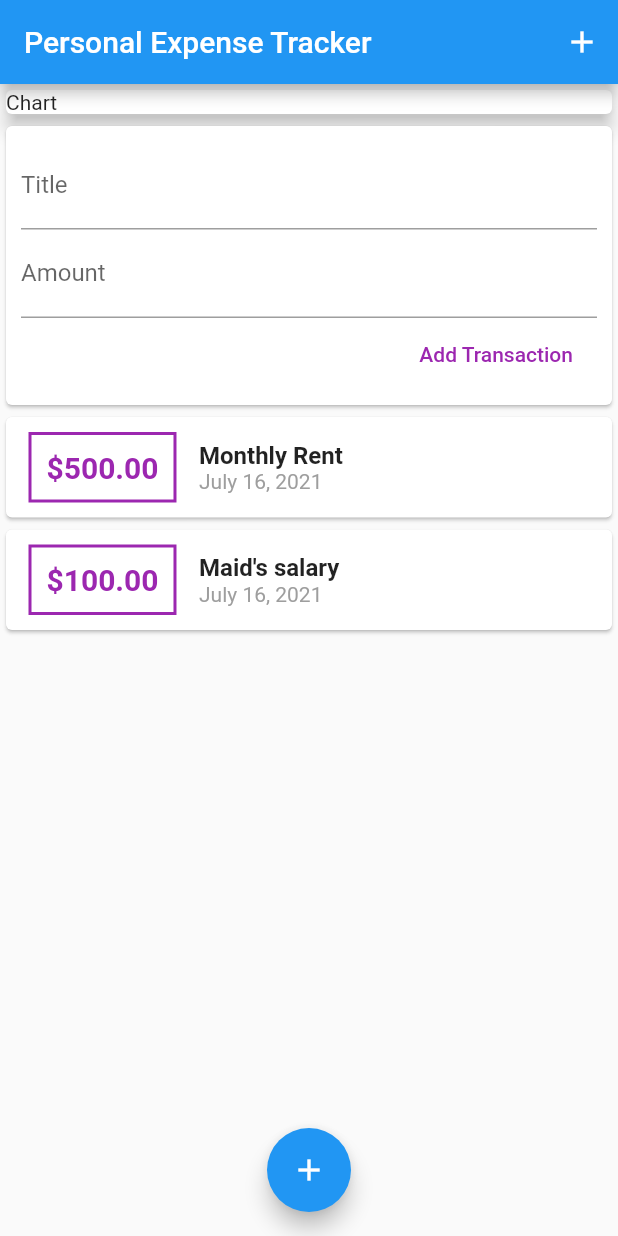
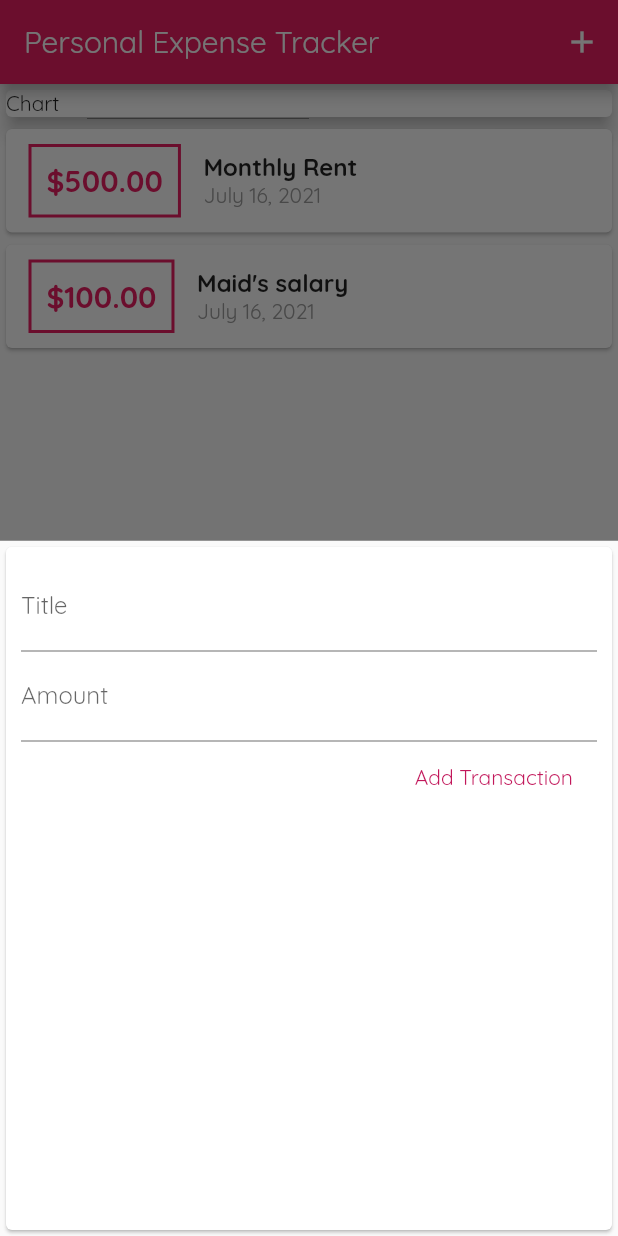
Before and after one commit to Kushalrock/Personal-Expenses-Tracker, a Flutter app: the screen it shows after launch, after a tap on the "add" icon, on a phone screen of 412 x 824 dp. Run offline on Flutter 3.47's test engine with Material 2 defaults, Android fonts, the phone set to English and light mode, and no system bars.

Commit message:
Added custom fonts and assets and made modal sheet

```diff
--- a/lib/main.dart
+++ b/lib/main.dart
@@ -1,6 +1,8 @@
 import 'package:flutter/material.dart';
 
-import './widgets/user_transactions.dart';
+import './widgets/transaction_list.dart';
+import './widgets/new_transaction.dart';
+import './models/transaction.dart';
 
 void main() {
   runApp(MyApp());
@@ -12,19 +14,62 @@ class MyApp extends StatelessWidget {
     return MaterialApp(
       title: "Personal Expenses Tracker",
       home: MyHomePage(),
+      theme: ThemeData(
+        primarySwatch: Colors.pink,
+        fontFamily: 'Quicksand',
+      ),
     );
   }
 }
 
-class MyHomePage extends StatelessWidget {
-  // This widget is the root of your application.
+class MyHomePage extends StatefulWidget {
+  @override
+  _MyHomePageState createState() => _MyHomePageState();
+}
+
+class _MyHomePageState extends State<MyHomePage> {
+  final List<Transaction> _userTransactions = [
+    Transaction(
+        id: 't1', name: 'Monthly Rent', amount: 500, date: DateTime.now()),
+    Transaction(
+        id: 't2', name: 'Maid\'s salary', amount: 100, date: DateTime.now()),
+  ];
+
+  void _addNewTransaction(String txTitle, double txAmount) {
+    final newTx = Transaction(
+        id: DateTime.now().toString(),
+        name: txTitle,
+        amount: txAmount,
+        date: DateTime.now());
+
+    setState(() {
+      _userTransactions.add(newTx);
+    });
+  }
+
+  void _startAddNewTransaction(BuildContext ctx) {
+    showModalBottomSheet(
+        context: ctx,
+        builder: (_) {
+          return GestureDetector(
+            child: NewTransaction(_addNewTransaction),
+            onTap: () {},
+            behavior: HitTestBehavior.opaque,
+          );
+        });
+  }
+
   @override
   Widget build(BuildContext context) {
     return Scaffold(
       appBar: AppBar(
         title: Text('Personal Expense Tracker'),
         actions: [
-          IconButton(onPressed: () {}, icon: Icon(Icons.add)),
+          IconButton(
+              onPressed: () {
+                _startAddNewTransaction(context);
+              },
+              icon: Icon(Icons.add)),
         ],
       ),
       body: SingleChildScrollView(
@@ -38,14 +83,16 @@ class MyHomePage extends StatelessWidget {
               ),
               width: double.infinity,
             ),
-            UserTransactions(),
+            TransactionList(_userTransactions),
           ],
         ),
       ),
       floatingActionButtonLocation: FloatingActionButtonLocation.centerFloat,
       floatingActionButton: FloatingActionButton(
         child: Icon(Icons.add),
-        onPressed: () {},
+        onPressed: () {
+          _startAddNewTransaction(context);
+        },
       ),
     );
   }
--- a/lib/widgets/new_transaction.dart
+++ b/lib/widgets/new_transaction.dart
@@ -1,11 +1,17 @@
 import 'package:flutter/material.dart';
 
-class NewTransaction extends StatelessWidget {
-  final titleController = TextEditingController();
-  final amountController = TextEditingController();
-
+class NewTransaction extends StatefulWidget {
   final Function addTx;
   NewTransaction(this.addTx);
+
+  @override
+  _NewTransactionState createState() => _NewTransactionState();
+}
+
+class _NewTransactionState extends State<NewTransaction> {
+  final titleController = TextEditingController();
+
+  final amountController = TextEditingController();
 
   void submitData() {
     final enteredTitle = titleController.text;
@@ -15,7 +21,8 @@ class NewTransaction extends StatelessWidget {
       return;
     }
 
-    addTx(titleController.text, double.parse(amountController.text));
+    widget.addTx(titleController.text, double.parse(amountController.text));
+    Navigator.of(context).pop();
   }
 
   @override
@@ -40,7 +47,7 @@ class NewTransaction extends StatelessWidget {
             FlatButton(
               onPressed: submitData,
               child: Text('Add Transaction'),
-              textColor: Colors.purple,
+              textColor: Theme.of(context).primaryColorDark,
             )
           ],
         ),
--- a/lib/widgets/transaction_list.dart
+++ b/lib/widgets/transaction_list.dart
@@ -27,12 +27,12 @@ class TransactionList extends StatelessWidget {
                     style: TextStyle(
                       fontWeight: FontWeight.bold,
                       fontSize: 20,
-                      color: Colors.purple,
+                      color: Theme.of(context).primaryColor,
                     ),
                   ),
                   decoration: BoxDecoration(
                     border: Border.all(
-                      color: Colors.purple,
+                      color: Theme.of(context).primaryColor,
                       width: 2,
                     ),
                   ),
--- a/lib/widgets/user_transactions.dart
+++ /dev/null
@@ -1,41 +0,0 @@
-import 'package:flutter/material.dart';
-
-import './transaction_list.dart';
-import './new_transaction.dart';
-import '../models/transaction.dart';
-
-class UserTransactions extends StatefulWidget {
-  @override
-  _UserTransactionsState createState() => _UserTransactionsState();
-}
-
-class _UserTransactionsState extends State<UserTransactions> {
-  final List<Transaction> _userTransactions = [
-    Transaction(
-        id: 't1', name: 'Monthly Rent', amount: 500, date: DateTime.now()),
-    Transaction(
-        id: 't2', name: 'Maid\'s salary', amount: 100, date: DateTime.now()),
-  ];
-
-  void addNewTransaction(String txTitle, double txAmount) {
-    final newTx = Transaction(
-        id: DateTime.now().toString(),
-        name: txTitle,
-        amount: txAmount,
-        date: DateTime.now());
-
-    setState(() {
-      _userTransactions.add(newTx);
-    });
-  }
-
-  @override
-  Widget build(BuildContext context) {
-    return Column(
-      children: [
-        NewTransaction(this.addNewTransaction),
-        TransactionList(this._userTransactions),
-      ],
-    );
-  }
-}
```
Also changed, not shown: pubspec.yaml (+14 -14 lines), assets/fonts/OpenSans-Bold.ttf (added), assets/fonts/OpenSans-Regular.ttf (added), assets/fonts/Quicksand-Bold.ttf (added), assets/fonts/Quicksand-Light.ttf (added), assets/fonts/Quicksand-Medium.ttf (added), assets/fonts/Quicksand-Regular.ttf (added), assets/images/waiting.png (added).
